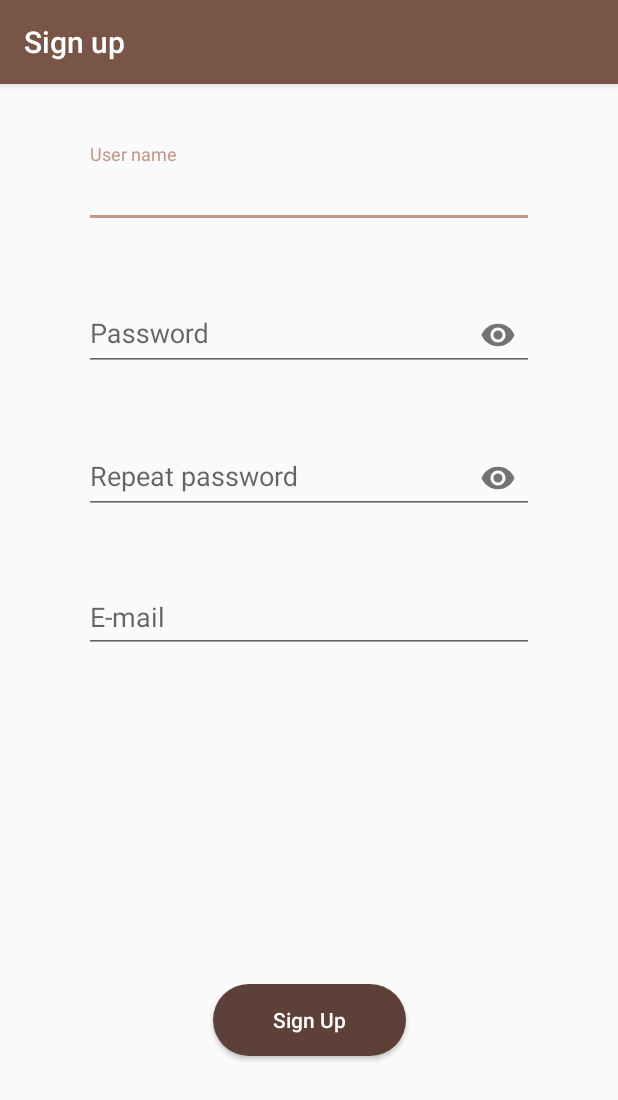
After one commit to JDamianCabello/InventoryFragments, an Android app: the SignUpActivity screen opened directly, with no data from a screen before it, on a phone screen of 412 x 824 dp. The commit adds this screen. Shown: the top 1100 px of the screen. Run offline under Robolectric (Android 15) with nearby library versions, the phone set to English and light mode, and no system bars; 5 statements that could not run were skipped.

Commit message:
Empezamos con el registro.

```diff
--- a/app/build.gradle
+++ b/app/build.gradle
@@ -26,4 +26,5 @@ dependencies {
     testImplementation 'junit:junit:4.12'
     androidTestImplementation 'androidx.test.ext:junit:1.1.0'
     androidTestImplementation 'androidx.test.espresso:espresso-core:3.1.1'
+    implementation 'com.google.android.material:material:1.0.0'
 }
--- /dev/null
+++ b/app/src/main/java/es/jdamiancabello/inventory/SignUpActivity.java
@@ -0,0 +1,89 @@
+package es.jdamiancabello.inventory;
+
+import androidx.appcompat.app.AppCompatActivity;
+
+import android.content.Intent;
+import android.os.Bundle;
+import android.view.View;
+import android.widget.Button;
+
+import com.google.android.material.textfield.TextInputEditText;
+
+public class SignUpActivity extends AppCompatActivity {
+
+    private Button btSignUp;
+
+    private TextInputEditText tiedUser;
+    private TextInputEditText tiedPassword;
+    private TextInputEditText tiedRepeatPassword;
+    private TextInputEditText tiedEmail;
+
+    @Override
+    protected void onCreate(Bundle savedInstanceState) {
+        super.onCreate(savedInstanceState);
+        setContentView(R.layout.activity_sign_up);
+
+        btSignUp = findViewById(R.id.btSignUp);
+        tiedUser = findViewById(R.id.tilUserName);
+        tiedPassword = findViewById(R.id.tilPassword);
+        tiedRepeatPassword = findViewById(R.id.tilConfirmPassword);
+        tiedEmail = findViewById(R.id.tilEmail);
+
+        btSignUp.setOnClickListener(new View.OnClickListener() {
+            @Override
+            public void onClick(View view) {
+                validate();
+            }
+        });
+    }
+
+    /*
+    Método que comprueba la valided de todos los campos de TextImputLayout
+     */
+    private void validate() {
+        if(validateUser(tiedUser.getText().toString()) && validatePassword(tiedPassword.getText().toString(),tiedRepeatPassword.getText().toString()) && validateEmail(tiedEmail.getText().toString())){
+            //1.-Se guarda el usuario en la base de datos
+
+            //2.-Envio correo de confirmación al usuario
+
+            //3.-Se pasa a LoginActivity
+            startActivity(new Intent(SignUpActivity.this,LoginActivity.class));
+            finish();
+        }
+    }
+
+
+    /**
+     * Valida un usuario
+     * @return
+     * @param s
+     */
+    private boolean validateUser(String s) {
+        return false;
+    }
+
+    /**
+     * Comprueba la contraseña:
+     *      -tenga entre 8-12 de longitud
+     *      -tenga un número
+     *      -tenga una mayúscula
+     *      -las contraseñas son iguales
+     *      -no puede ser nulo (arreglado don el primer control)
+     * @return
+     * @param psw la contraseña a validar
+     * @param confirmPsw la contraseña para comprobar que coinciden
+     */
+    private boolean validatePassword(String psw, String confirmPsw) {
+        return false;
+    }
+
+    /**
+     * Comprueba que lo introducido sea un correo válido además de:
+     *      -no esté vacío
+     * @return
+     * @param s El string que contiene el e-mail
+     */
+    private boolean validateEmail(String s) {
+        return false;
+    }
+}
--- /dev/null
+++ b/app/src/main/res/layout/activity_sign_up.xml
@@ -0,0 +1,93 @@
+<?xml version="1.0" encoding="utf-8"?>
+<androidx.constraintlayout.widget.ConstraintLayout xmlns:android="http://schemas.android.com/apk/res/android"
+    xmlns:app="http://schemas.android.com/apk/res-auto"
+    xmlns:tools="http://schemas.android.com/tools"
+    android:layout_width="match_parent"
+    android:layout_height="match_parent"
+    android:padding="@dimen/linearLayoutLogin_globalPadding"
+    tools:context=".SignUpActivity">
+
+    <com.google.android.material.textfield.TextInputLayout
+        android:id="@+id/tilUserName"
+        android:layout_width="0dp"
+        android:layout_height="wrap_content"
+        android:layout_marginStart="16dp"
+        android:layout_marginEnd="16dp"
+        app:layout_constraintEnd_toEndOf="parent"
+        app:layout_constraintStart_toStartOf="parent"
+        app:layout_constraintTop_toTopOf="parent"
+        app:errorEnabled="true">
+
+        <com.google.android.material.textfield.TextInputEditText
+            android:layout_width="match_parent"
+            android:layout_height="wrap_content"
+            android:hint="@string/signupActivity_textInputUserName" />
+    </com.google.android.material.textfield.TextInputLayout>
+
+    <com.google.android.material.textfield.TextInputLayout
+        android:id="@+id/tilPassword"
+        android:layout_width="0dp"
+        android:layout_height="wrap_content"
+        android:layout_marginTop="16dp"
+        app:layout_constraintEnd_toEndOf="@+id/tilUserName"
+        app:layout_constraintStart_toStartOf="@+id/tilUserName"
+        app:layout_constraintTop_toBottomOf="@+id/tilUserName"
+        app:passwordToggleEnabled="true"
+        app:errorEnabled="true">
+
+        <com.google.android.material.textfield.TextInputEditText
+            android:layout_width="match_parent"
+            android:layout_height="wrap_content"
+            android:hint="@string/signupActivity_textInputPassword"
+            android:inputType="textPassword" />
+    </com.google.android.material.textfield.TextInputLayout>
+
+    <com.google.android.material.textfield.TextInputLayout
+        android:id="@+id/tilConfirmPassword"
+        android:layout_width="0dp"
+        android:layout_height="wrap_content"
+        android:layout_marginTop="16dp"
+        app:layout_constraintEnd_toEndOf="@+id/tilPassword"
+        app:layout_constraintStart_toStartOf="@+id/tilPassword"
+        app:layout_constraintTop_toBottomOf="@+id/tilPassword"
+        app:passwordToggleEnabled="true"
+        app:errorEnabled="true">
+
+        <com.google.android.material.textfield.TextInputEditText
+            android:layout_width="match_parent"
+            android:layout_height="wrap_content"
+            android:hint="@string/signupActivity_textInputPasswordConfirm"
+            android:inputType="textPassword" />
+    </com.google.android.material.textfield.TextInputLayout>
+
+    <com.google.android.material.textfield.TextInputLayout
+        android:id="@+id/tilEmail"
+        android:layout_width="0dp"
+        android:layout_height="wrap_content"
+        android:layout_marginTop="16dp"
+        app:layout_constraintEnd_toEndOf="@+id/tilConfirmPassword"
+        app:layout_constraintStart_toStartOf="@+id/tilConfirmPassword"
+        app:layout_constraintTop_toBottomOf="@+id/tilConfirmPassword">
+
+        <com.google.android.material.textfield.TextInputEditText
+            android:layout_width="match_parent"
+            android:layout_height="wrap_content"
+            android:hint="@string/signupActivity_textInputEmail"
+            app:errorEnabled="true"/>
+    </com.google.android.material.textfield.TextInputLayout>
+
+    <Button
+        android:id="@+id/btnSignUp"
+        android:layout_width="wrap_content"
+        android:layout_height="wrap_content"
+        android:layout_marginBottom="80dp"
+        android:background="@drawable/round_corner"
+        android:paddingHorizontal="40sp"
+        android:text="@string/signupActivity_signUpButton"
+        android:textAllCaps="false"
+        android:textColor="@android:color/white"
+        app:layout_constraintBottom_toBottomOf="parent"
+        app:layout_constraintEnd_toEndOf="parent"
+        app:layout_constraintStart_toStartOf="parent" />
+
+</androidx.constraintlayout.widget.ConstraintLayout>
--- a/app/src/main/res/values/dimens.xml
+++ b/app/src/main/res/values/dimens.xml
@@ -1,7 +1,9 @@
 <?xml version="1.0" encoding="utf-8"?>
 <resources>
+    <!--    Global dimens   -->
+    <dimen name="linearLayoutLogin_globalPadding">40sp</dimen>
 
-    <dimen name="linearLayoutLogin_globalPadding">40sp</dimen>
+    <!--    Login dimens    -->
     <dimen name="tvLogin_marginTop">24dp</dimen>
     <dimen name="tvLogin_marginBotton">60sp</dimen>
     <dimen name="imgbuttonLogin_Width">40dp</dimen>
--- a/app/src/main/res/values/strings.xml
+++ b/app/src/main/res/values/strings.xml
@@ -1,15 +1,31 @@
 <resources>
     <string name="app_name">Inventory</string>
-    <string name="splashLogoText">Logo de inicio</string>
+
+    <!--    Splash Activity strings -->
+    <string name="splashLogoText">App logo</string>
+
+    <!--    Login Activity strings  -->
     <string name="btSignIn">Sign in</string>
     <string name="btSignUp"><u>Sign up</u></string>
     <string name="tvUser">User name or e-mail address</string>
     <string name="tvPassword">Password</string>
-    <string name="btGoogle">Google</string>
+    <string name="btGoogle">Login with Google</string>
     <string name="btFacebook">Login with facebook</string>
     <string name="cbRemember">Remember me</string>
     <string name="btTwitter">Login with Twitter</string>
     <string name="otherSignIn">Or sign in with:</string>
-    <string name="btGithub">Github</string>
-    <string name="activityLoginName">Register</string>
+    <string name="btGithub">Login with Github</string>
+    <string name="activityLoginName">Login</string>
+
+    <!--    DashBoard Activity strings  -->
+    <string name="activityDashboardLabel">Main menu</string>
+
+
+    <!--    Sign up Activity strings    -->
+    <string name="activitySignUp">Sign up</string>
+    <string name="signupActivity_textInputUserName">User name</string>
+    <string name="signupActivity_textInputPassword">Password</string>
+    <string name="signupActivity_textInputPasswordConfirm">Repeat password</string>
+    <string name="signupActivity_textInputEmail">E-mail</string>
+    <string name="signupActivity_signUpButton">Sign Up</string>
 </resources>
```
Also changed, not shown: app/src/main/AndroidManifest.xml (+6 -8 lines), app/src/main/java/es/jdamiancabello/inventory/LoginActivity.java (+11 -0 lines), 1 other file.
